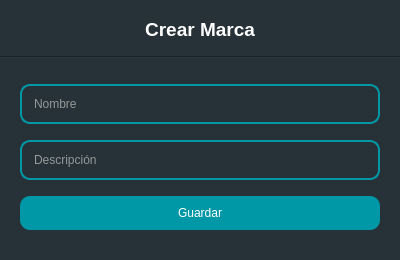
Above: ui/marca_dialog.ui from hm2206/strong_teeth before the change. Below: the same form after it.
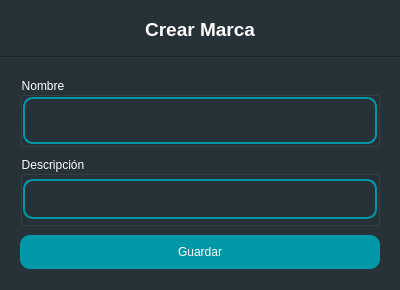
That is the form after the change.

Commit message: add info dialogs

What changed in the file:
```diff
--- a/ui/marca_dialog.ui
+++ b/ui/marca_dialog.ui
@@ -10,26 +10,27 @@
     <x>0</x>
     <y>0</y>
     <width>400</width>
-    <height>260</height>
+    <height>290</height>
    </rect>
   </property>
   <property name="minimumSize">
    <size>
     <width>400</width>
-    <height>260</height>
+    <height>290</height>
    </size>
   </property>
   <property name="maximumSize">
    <size>
     <width>400</width>
-    <height>260</height>
+    <height>290</height>
    </size>
   </property>
   <property name="windowTitle">
    <string>Marca</string>
   </property>
   <property name="styleSheet">
-   <string notr="true">background-color: #263238;</string>
+   <string notr="true">background-color: #263238;
+color: white;</string>
   </property>
   <property name="modal">
    <bool>false</bool>
@@ -126,26 +127,54 @@
           <number>20</number>
          </property>
          <item>
-          <widget class="QLineEdit" name="input_nombre">
-           <property name="styleSheet">
-            <string notr="true">QLineEdit {
-    color:  white;
-    border-style:  solid;
-    border-width: 1.5px;
-    border-color: #0097a7;
-	border-radius: 10px;
-	padding: 10px;
-}</string>
+          <widget class="QGroupBox" name="groupBox">
+           <property name="minimumSize">
+            <size>
+             <width>0</width>
+             <height>70</height>
+            </size>
            </property>
-           <property name="placeholderText">
+           <property name="maximumSize">
+            <size>
+             <width>16777215</width>
+             <height>70</height>
+            </size>
+           </property>
+           <property name="title">
             <string>Nombre</string>
            </property>
-          </widget>
-         </item>
-         <item>
-          <widget class="QLineEdit" name="input_descripcion">
-           <property name="styleSheet">
-            <string notr="true">QLineEdit {
+           <layout class="QVBoxLayout" name="verticalLayout_4">
+            <property name="spacing">
+             <number>0</number>
+            </property>
+            <property name="leftMargin">
+             <number>0</number>
+            </property>
+            <property name="topMargin">
+             <number>0</number>
+            </property>
+            <property name="rightMargin">
+             <number>0</number>
+            </property>
+            <property name="bottomMargin">
+             <number>0</number>
+            </property>
+            <item>
+             <widget class="QLineEdit" name="input_nombre">
+              <property name="minimumSize">
+               <size>
+                <width>0</width>
+                <height>0</height>
+               </size>
+              </property>
+              <property name="maximumSize">
+               <size>
+                <width>16777215</width>
+                <height>70</height>
+               </size>
+              </property>
+              <property name="styleSheet">
+               <string notr="true">QLineEdit {
     color:  white;
     border-style:  solid;
     border-width: 1.5px;
@@ -153,10 +182,66 @@
 	border-radius: 10px;
 	padding: 10px;
 }</string>
+              </property>
+              <property name="placeholderText">
+               <string/>
+              </property>
+             </widget>
+            </item>
+           </layout>
+          </widget>
+         </item>
+         <item>
+          <widget class="QGroupBox" name="groupBox_2">
+           <property name="minimumSize">
+            <size>
+             <width>0</width>
+             <height>70</height>
+            </size>
            </property>
-           <property name="placeholderText">
+           <property name="maximumSize">
+            <size>
+             <width>16777215</width>
+             <height>70</height>
+            </size>
+           </property>
+           <property name="title">
             <string>Descripción</string>
            </property>
+           <layout class="QVBoxLayout" name="verticalLayout_5">
+            <property name="spacing">
+             <number>0</number>
+            </property>
+            <property name="leftMargin">
+             <number>0</number>
+            </property>
+            <property name="topMargin">
+             <number>0</number>
+            </property>
+            <property name="rightMargin">
+             <number>0</number>
+            </property>
+            <property name="bottomMargin">
+             <number>0</number>
+            </property>
+            <item>
+             <widget class="QLineEdit" name="input_descripcion">
+              <property name="styleSheet">
+               <string notr="true">QLineEdit {
+    color:  white;
+    border-style:  solid;
+    border-width: 1.5px;
+    border-color: #0097a7;
+	border-radius: 10px;
+	padding: 10px;
+}</string>
+              </property>
+              <property name="placeholderText">
+               <string/>
+              </property>
+             </widget>
+            </item>
+           </layout>
           </widget>
          </item>
          <item>
```
The commit also changes 6 other files.
